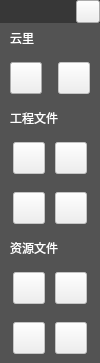
Qt form src/MyWidgets/loginwidget.ui (leoxxw/myshotcut) before a commit.
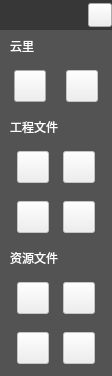
The same form after that commit. Icons and pictures are not drawn.

Diff of the .ui file:
```diff
--- a/src/MyWidgets/loginwidget.ui
+++ b/src/MyWidgets/loginwidget.ui
@@ -6,8 +6,8 @@
    <rect>
     <x>0</x>
     <y>0</y>
-    <width>100</width>
-    <height>363</height>
+    <width>112</width>
+    <height>376</height>
    </rect>
   </property>
   <property name="maximumSize">
```
